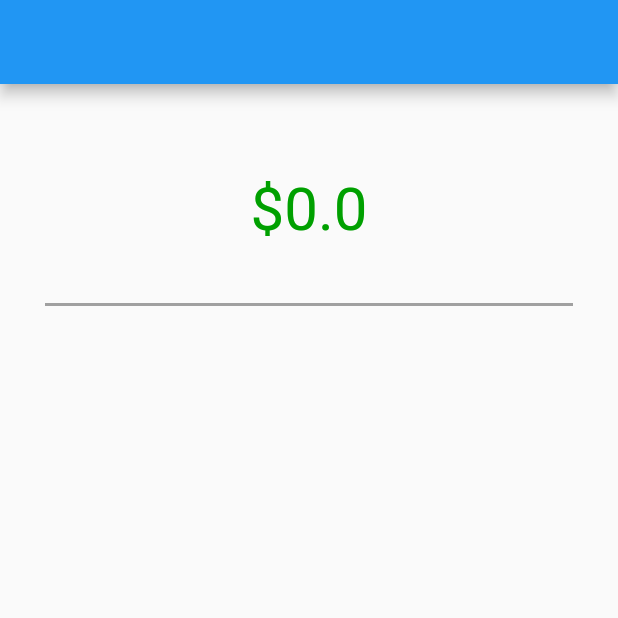
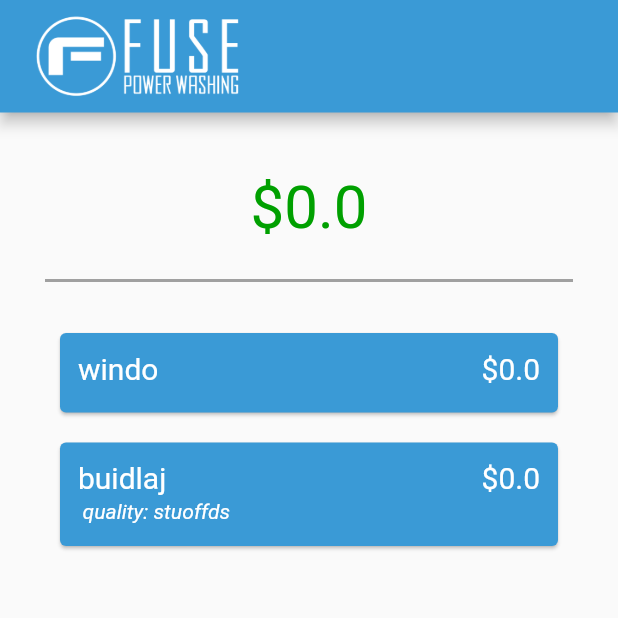
Before and after one commit to JDMCK/FUSE-Quote, a Flutter app: the screen it shows after launch, on a phone screen of 412 x 824 dp, the top half of it. Run offline on Flutter 3.47's test engine with Material 2 defaults, Android fonts, the light colour scheme and no system bars; missing offline and left inert: dart:ffi.

Commit message:
Basic service card format & service class

```diff
--- a/fuse_quote/lib/main.dart
+++ b/fuse_quote/lib/main.dart
@@ -1,7 +1,7 @@
 import 'package:flutter/material.dart';
 import 'package:fuse_quote/screens/home.dart';
 import 'package:fuse_quote/screens/edit.dart';
-import 'services.dart';
+import 'service.dart';
 
 void main() {
   runApp(
--- a/fuse_quote/lib/screens/home.dart
+++ b/fuse_quote/lib/screens/home.dart
@@ -1,4 +1,8 @@
+import 'dart:developer';
+import 'dart:ffi';
+
 import 'package:flutter/material.dart';
+import 'package:fuse_quote/service.dart';
 
 class Home extends StatefulWidget {
   const Home({Key? key}) : super(key: key);
@@ -8,20 +12,25 @@ class Home extends StatefulWidget {
 }
 
 class _HomeState extends State<Home> {
-  double totalCost = 0;
+  double totalPrice = 0;
 
   @override
   Widget build(BuildContext context) {
     return Scaffold(
-      appBar: AppBar(),
+      appBar: AppBar(
+        backgroundColor: Color.fromARGB(255, 58, 154, 214),
+        title: Image.asset(
+          'assets/images/FUSE_logo_white.png',
+          scale: 7,
+        ),
+        toolbarHeight: 75,
+      ),
       body: Padding(
-        padding: EdgeInsets.fromLTRB(30, 60, 30, 0),
-        child: Column(
-          crossAxisAlignment: CrossAxisAlignment.center,
-          children: [
+        padding: EdgeInsets.fromLTRB(30, 40, 30, 0),
+        child: Column(crossAxisAlignment: CrossAxisAlignment.center, children: [
           Center(
             child: Text(
-                '\$$totalCost',
+              '\$$totalPrice',
               style: TextStyle(
                 color: Color.fromARGB(255, 0, 160, 0),
                 fontSize: 40,
@@ -31,11 +40,90 @@ class _HomeState extends State<Home> {
           Divider(
             thickness: 2,
             color: Color.fromARGB(255, 160, 160, 160),
-              height: 80,
-            )
+            height: 50,
+          ),
+          Expanded(
+            child: Container(
+              child: ListView(
+                children: [
+                  ServiceCard(service: Service(name: 'windo')),
+                  ServiceCard(
+                      service: Service(name: 'buidlaj', quality: 'stuoffds'))
                 ],
               ),
+            ),
+          )
+        ]),
       ),
     );
   }
 }
+
+class ServiceCard extends StatelessWidget {
+  const ServiceCard({
+    Key? key,
+    required this.service,
+  }) : super(key: key);
+
+  final Service service;
+
+  @override
+  Widget build(BuildContext context) {
+    return Card(
+      margin: EdgeInsets.all(10),
+      child: Padding(
+          padding: EdgeInsets.all(12),
+          child: Column(
+            crossAxisAlignment: CrossAxisAlignment.start,
+            children: [
+              Row(
+                mainAxisAlignment: MainAxisAlignment.spaceBetween,
+                children: [
+                  Text(
+                    '${service.name}',
+                    style: TextStyle(fontSize: 20, color: Colors.white),
+                  ),
+                  Text(
+                    '\$${service.price}',
+                    style: TextStyle(fontSize: 20, color: Colors.white),
+                  ),
+                ],
+              ),
+              Padding(
+                padding: const EdgeInsets.all(3),
+                child: Column(
+                  crossAxisAlignment: CrossAxisAlignment.start,
+                  children: [
+                    service.quantity != null
+                        ? Text('quantity: ${service.quantity}',
+                            style: TextStyle(
+                                color: Colors.white,
+                                fontStyle: FontStyle.italic))
+                        : Container(),
+                    service.size != null
+                        ? Text('size: ${service.size}',
+                            style: TextStyle(
+                                color: Colors.white,
+                                fontStyle: FontStyle.italic))
+                        : Container(),
+                    service.quality != null
+                        ? Text('quality: ${service.quality}',
+                            style: TextStyle(
+                                color: Colors.white,
+                                fontStyle: FontStyle.italic))
+                        : Container(),
+                    service.story != null
+                        ? Text('story: ${service.story}',
+                            style: TextStyle(
+                                color: Colors.white,
+                                fontStyle: FontStyle.italic))
+                        : Container(),
+                  ],
+                ),
+              )
+            ],
+          )),
+      color: Color.fromARGB(255, 58, 154, 214),
+    );
+  }
+}
--- /dev/null
+++ b/fuse_quote/lib/service.dart
@@ -0,0 +1,23 @@
+class Service {
+  String? name;
+  int? quantity;
+  String? size;
+  String? quality;
+  int? story;
+  double price = 0;
+
+  Service(
+      {String? name,
+      int? quantity,
+      String? size,
+      String? quality,
+      int? story,
+      double price = 0}) {
+    this.name = name;
+    this.quantity = quantity;
+    this.size = size;
+    this.quality = quality;
+    this.story = story;
+    this.price = price;
+  }
+}
--- a/fuse_quote/lib/services.dart
+++ /dev/null
@@ -1 +0,0 @@
-import 'package:flutter/material.dart';
```
Also changed, not shown: fuse_quote/assets/images/FUSE_icon_white.png (added), fuse_quote/assets/images/FUSE_logo_white.png (added), fuse_quote/lib/customWidgets/ServiceSelect.dart (deleted), 1 other file. Lines whose indentation alone changed are shown as unchanged.
